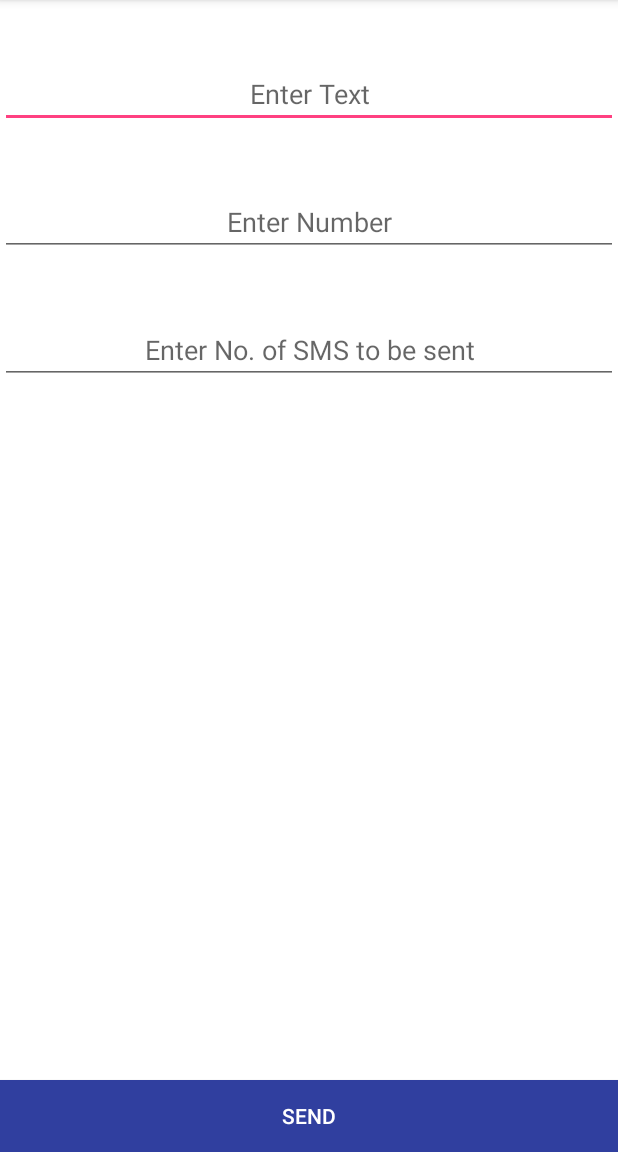
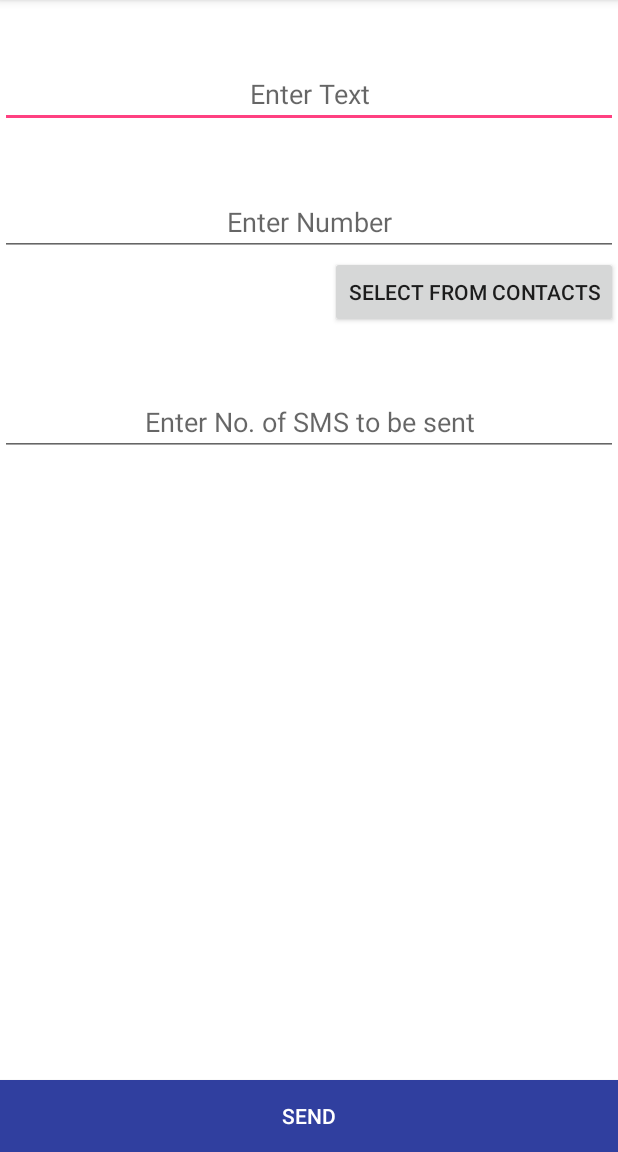
Before and after one commit to syedasadmurtaza/BulkSMSSender, an Android app: the screen it shows after launch (SMSActivity), on a phone screen of 412 x 824 dp, the part 84-1236 px from its top. Run offline under Robolectric (Android 15) with nearby library versions, the phone set to English and light mode, and no system bars.

Commit message:
Added option for selecting number from ContactList.

```diff
--- a/app/src/main/AndroidManifest.xml
+++ b/app/src/main/AndroidManifest.xml
@@ -19,7 +19,9 @@
                 <category android:name="android.intent.category.LAUNCHER" />
             </intent-filter>
         </activity>
-        <activity android:name=".SMSActivity" />
+        <activity android:name=".SMSActivity"
+            android:windowSoftInputMode="adjustPan"
+            />
     </application>
 
 </manifest>
--- a/app/src/main/java/com/amstudios/bulksmssender/SplashActivity.java
+++ b/app/src/main/java/com/amstudios/bulksmssender/SplashActivity.java
@@ -13,7 +13,7 @@ import android.widget.ImageView;
  */
 public class SplashActivity extends Activity {
 
-    private final int SPLASH_DISPLAY_LENGTH = 4000;
+    private final int SPLASH_DISPLAY_LENGTH = 3000;
 
 
     @Override
@@ -21,10 +21,10 @@ public class SplashActivity extends Activity {
         super.onCreate(savedInstanceState);
         setContentView(R.layout.activity_splash);
 
-        ImageView rotate_image =(ImageView) findViewById(R.id.splashscreen);
+        ImageView rotateimage =(ImageView) findViewById(R.id.splashscreen);
         RotateAnimation rotate = new RotateAnimation(30, 360, Animation.RELATIVE_TO_PARENT, 0.5f,  Animation.RELATIVE_TO_PARENT, 0.5f);
-        rotate.setDuration(2500);
-        rotate_image.startAnimation(rotate);
+        rotate.setDuration(1500);
+        rotateimage.startAnimation(rotate);
 
         new Handler().postDelayed(new Runnable() {
             @Override
--- a/app/src/main/res/layout/activity_sms.xml
+++ b/app/src/main/res/layout/activity_sms.xml
@@ -1,4 +1,5 @@
 <?xml version="1.0" encoding="utf-8"?>
+
 <LinearLayout
     xmlns:android="http://schemas.android.com/apk/res/android"
     android:layout_height="match_parent"
@@ -26,6 +27,14 @@
         android:hint="Enter Number"
         android:gravity="center"/>
 
+    <Button
+        style="?android:attr/buttonStyleSmall"
+        android:layout_width="wrap_content"
+        android:layout_height="wrap_content"
+        android:text="Select from Contacts"
+        android:id="@+id/btnContact"
+        android:layout_gravity="right" />
+
     <EditText
         android:layout_width="match_parent"
         android:layout_height="wrap_content"
@@ -34,6 +43,7 @@
         android:inputType="number"
         android:hint="Enter No. of SMS to be sent"
         android:gravity="center"/>
+
 <RelativeLayout
     android:layout_width="match_parent"
     android:layout_height="match_parent">
```
Also changed, not shown: app/src/main/java/com/amstudios/bulksmssender/SMSActivity.java (+41 -2 lines), app/src/main/res/layout/activity_splash.xml (+6 -5 lines).
